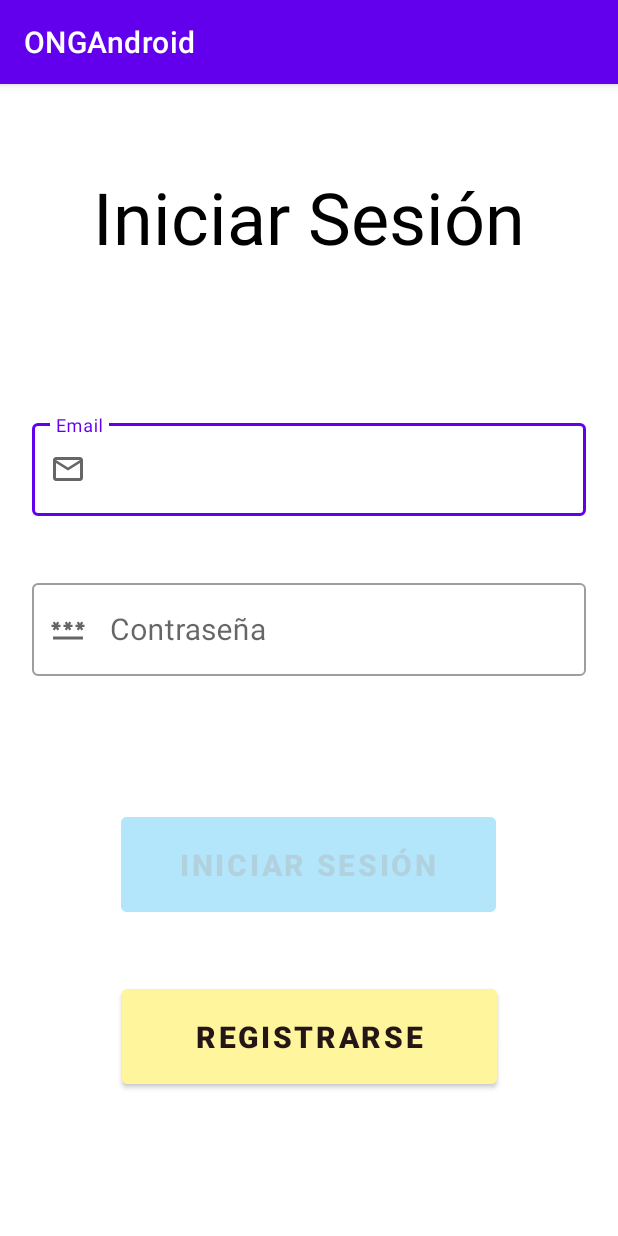
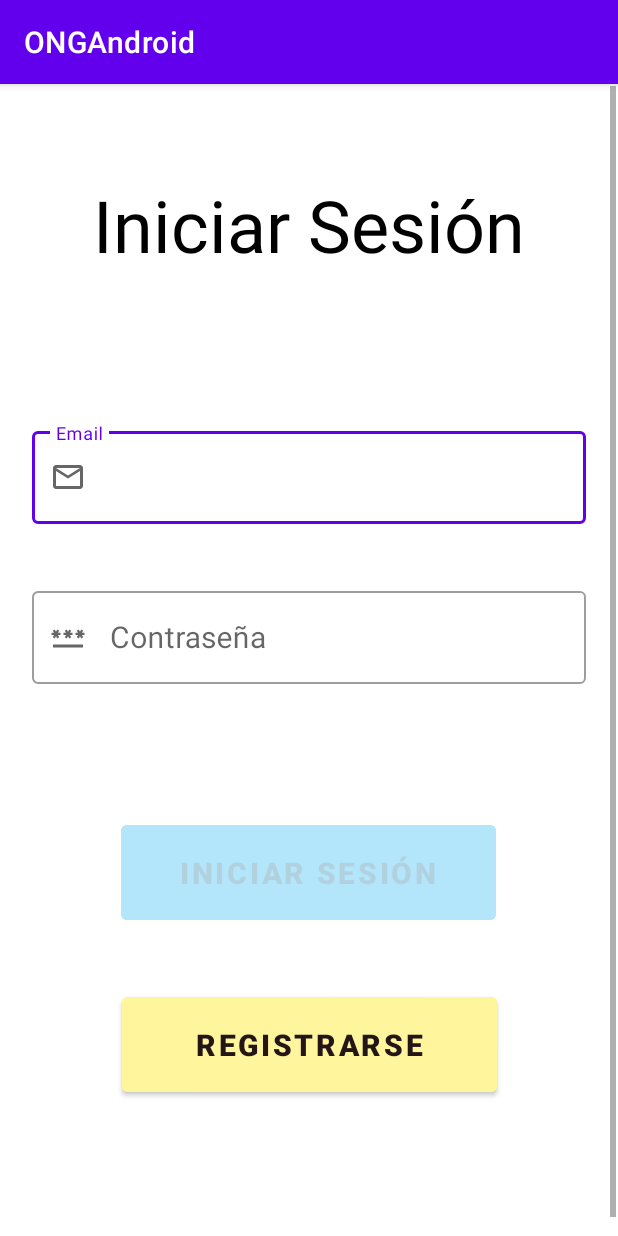
Before and after one commit to alkemyTech/OT192-kotlin, an Android app: the LogInFragment screen opened directly, with no data from a screen before it, on a phone screen of 412 x 824 dp. Run offline under Robolectric (Android 15) with nearby library versions, the phone set to English and light mode, and no system bars; our stand-ins replace Dagger/Hilt's generated code.

Commit message:
Added scroll in Fragment Log In
Added scroll in Fragment Log In to see the enable of log in button when validation fields

```diff
--- a/app/src/main/res/layout/fragment_log_in.xml
+++ b/app/src/main/res/layout/fragment_log_in.xml
@@ -7,6 +7,13 @@
     android:layout_height="match_parent"
     tools:context=".view.login.LogInFragment">
 
+    <ScrollView
+        android:layout_width="match_parent"
+        android:layout_height="match_parent">
+
+        <androidx.constraintlayout.widget.ConstraintLayout
+            android:layout_width="match_parent"
+            android:layout_height="wrap_content">
 
     <TextView
         android:id="@+id/textView_Login_Title"
@@ -111,4 +118,7 @@
         app:layout_constraintHorizontal_bias="0.502"
         app:layout_constraintStart_toStartOf="parent"
         app:layout_constraintTop_toBottomOf="@+id/button_log_in" />
+
+        </androidx.constraintlayout.widget.ConstraintLayout>
+    </ScrollView>
 </androidx.constraintlayout.widget.ConstraintLayout>
```
